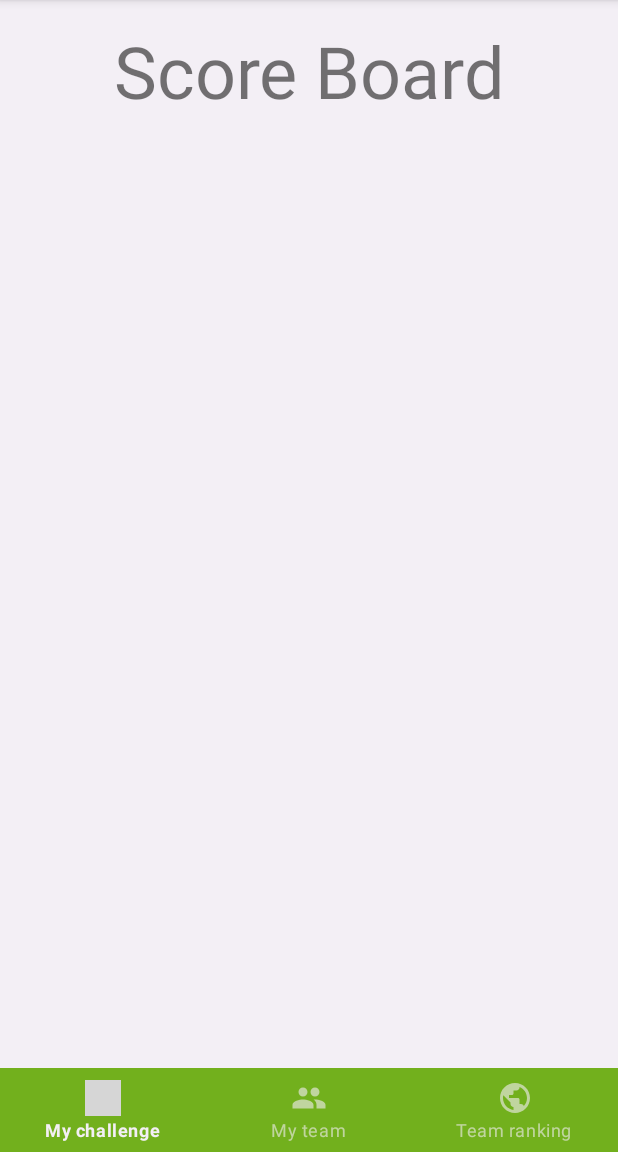
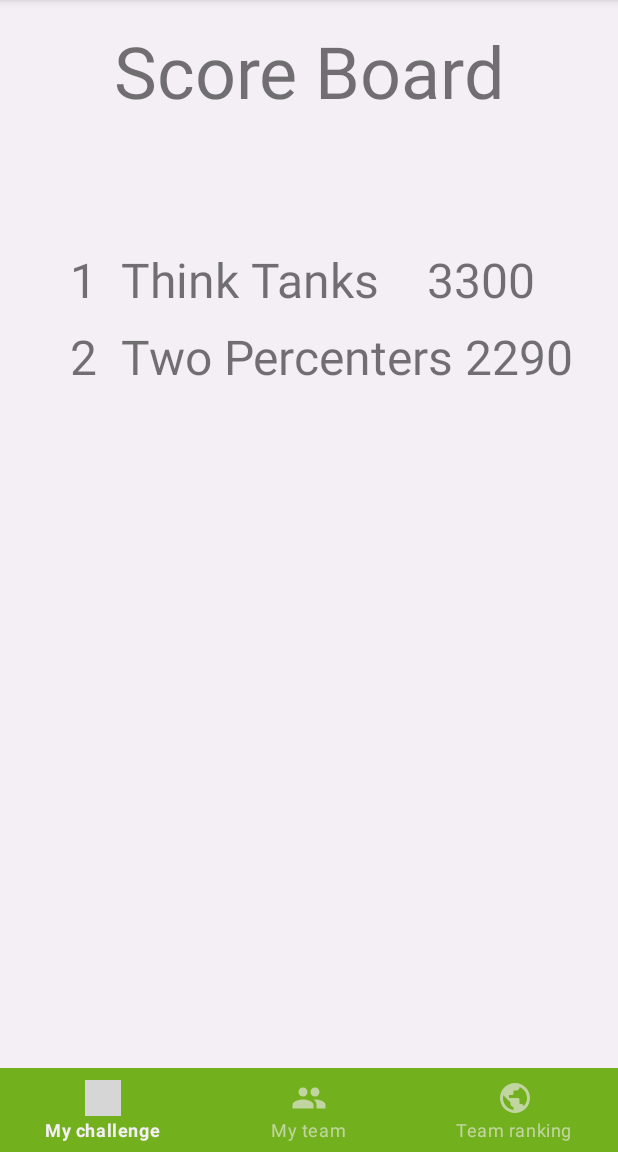
Before and after one commit to AlexW00/climate-duels, an Android app: the fragment RankFragment placed in its activity, on a phone screen of 412 x 824 dp, the part 84-1236 px from its top. Run offline under Robolectric (Android 15) with nearby library versions, the phone set to English and light mode, and no system bars; grey boxes are pictures that could not be loaded.

Commit message:
Added: RecyclerView 2nd.

```diff
--- a/app/src/main/java/com/example/climateduels/rank/RankFragment.java
+++ b/app/src/main/java/com/example/climateduels/rank/RankFragment.java
@@ -1,4 +1,6 @@
 package com.example.climateduels.rank;
+
+import static com.example.climateduels.R.id.recycler_menu;
 
 import androidx.lifecycle.ViewModelProvider;
 
@@ -7,32 +9,36 @@ import android.os.Bundle;
 import androidx.annotation.NonNull;
 import androidx.annotation.Nullable;
 import androidx.fragment.app.Fragment;
+import androidx.recyclerview.widget.LinearLayoutManager;
+import androidx.recyclerview.widget.RecyclerView;
 
 import android.view.LayoutInflater;
 import android.view.View;
 import android.view.ViewGroup;
 
 import com.example.climateduels.R;
+import com.example.climateduels.team.CustomAdapter;
 
 public class RankFragment extends Fragment {
 
-    private RankViewModel mViewModel;
+    private RecyclerView recyclerView;
 
-    public static RankFragment newInstance() {
-        return new RankFragment();
+    @Nullable
+    @Override
+    public View onCreateView(@NonNull LayoutInflater inflater, @Nullable ViewGroup container, @Nullable Bundle savedInstanceState) {
+        return inflater.inflate(R.layout.fragment_rank, null);
     }
 
     @Override
-    public View onCreateView(@NonNull LayoutInflater inflater, @Nullable ViewGroup container,
-                             @Nullable Bundle savedInstanceState) {
-        return inflater.inflate(R.layout.fragment_rank, container, false);
+    public void onViewCreated(@NonNull View view, @Nullable Bundle savedInstanceState) {
+        super.onViewCreated(view, savedInstanceState);
+        recyclerView = view.findViewById(recycler_menu);
+        recyclerView.setLayoutManager(new LinearLayoutManager(getContext()));
+        recyclerView.setAdapter(new CustomAdapter(new String[]{
+                "1  Think Tanks    3300",
+                "2  Two Percenters 2290"}));
     }
 
-    @Override
-    public void onActivityCreated(@Nullable Bundle savedInstanceState) {
-        super.onActivityCreated(savedInstanceState);
-        mViewModel = new ViewModelProvider(this).get(RankViewModel.class);
-        // TODO: Use the ViewModel
-    }
+
 
 }
--- a/app/src/main/java/com/example/climateduels/team/TeamFragment.java
+++ b/app/src/main/java/com/example/climateduels/team/TeamFragment.java
@@ -22,10 +22,7 @@ import com.example.climateduels.R;
 
 public class TeamFragment extends Fragment {
 
-    private TeamViewModel mViewModel;
-
     private RecyclerView recyclerView;
-
 
     @Nullable
     @Override
--- a/app/src/main/res/layout/fragment_rank.xml
+++ b/app/src/main/res/layout/fragment_rank.xml
@@ -1,14 +1,12 @@
 <?xml version="1.0" encoding="utf-8"?>
-<FrameLayout xmlns:android="http://schemas.android.com/apk/res/android"
-    xmlns:app="http://schemas.android.com/apk/res-auto"
-    xmlns:tools="http://schemas.android.com/tools"
-    android:layout_width="match_parent"
-    android:layout_height="match_parent"
-    tools:context=".rank.RankFragment">
 
-    <androidx.constraintlayout.widget.ConstraintLayout
+<androidx.constraintlayout.widget.ConstraintLayout xmlns:android="http://schemas.android.com/apk/res/android"
+        xmlns:app="http://schemas.android.com/apk/res-auto"
+        xmlns:tools="http://schemas.android.com/tools"
+        android:id="@+id/team"
         android:layout_width="match_parent"
-        android:layout_height="match_parent">
+        android:layout_height="match_parent"
+        tools:context=".rank.RankFragment">
 
         <TextView
             android:id="@+id/message4"
@@ -22,5 +20,16 @@
             app:layout_constraintStart_toStartOf="parent"
             app:layout_constraintTop_toTopOf="parent"
             app:layout_constraintVertical_bias="0.023" />
-    </androidx.constraintlayout.widget.ConstraintLayout>
-</FrameLayout>
+
+        <androidx.recyclerview.widget.RecyclerView
+            android:id="@+id/recycler_menu"
+            android:layout_width="365dp"
+            android:layout_height="555dp"
+            app:layout_constraintBottom_toBottomOf="parent"
+            app:layout_constraintEnd_toEndOf="parent"
+            app:layout_constraintHorizontal_bias="0.652"
+            app:layout_constraintStart_toStartOf="parent"
+            app:layout_constraintTop_toBottomOf="@+id/message"
+            app:layout_constraintVertical_bias="0.432" />
+
+</androidx.constraintlayout.widget.ConstraintLayout>
```
